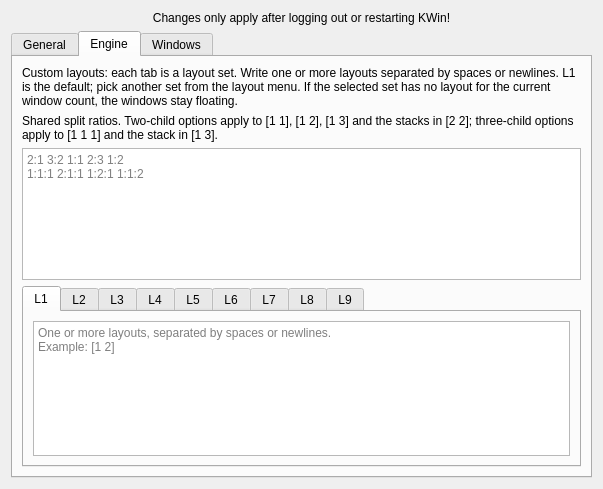
Qt form folonium/res/config.ui (Sreinumder/folonium) before a commit.
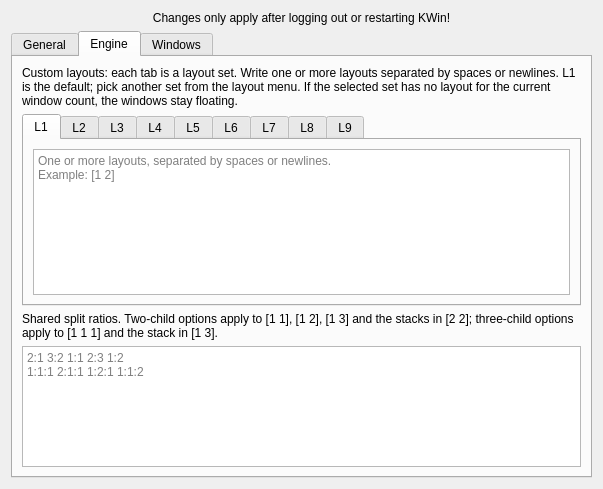
The same form after that commit. The open tabs and pages were chosen to show the change.

Commit message: unused shortcut removal and removes floating window from cycling windows

What changed in the file:
```diff
--- a/folonium/res/config.ui
+++ b/folonium/res/config.ui
@@ -213,32 +213,6 @@
            </property>
           </widget>
          </item>
-         <item>
-          <widget class="QLabel" name="customRatiosLabel">
-           <property name="text">
-            <string>Shared split ratios. Two-child options apply to [1 1], [1 2], [1 3] and the stacks in [2 2]; three-child options apply to [1 1 1] and the stack in [1 3].</string>
-           </property>
-           <property name="wordWrap">
-            <bool>true</bool>
-           </property>
-          </widget>
-         </item>
-         <item>
-          <widget class="QPlainTextEdit" name="kcfg_CustomRatios">
-           <property name="minimumSize">
-            <size>
-             <width>0</width>
-             <height>70</height>
-            </size>
-           </property>
-           <property name="placeholderText">
-            <string>2:1 3:2 1:1 2:3 1:2&#10;1:1:1 2:1:1 1:2:1 1:1:2</string>
-           </property>
-           <property name="tabChangesFocus">
-            <bool>true</bool>
-           </property>
-          </widget>
-         </item>
          <item>
           <widget class="QTabWidget" name="customLayoutTabs">
            <property name="currentIndex">
@@ -254,7 +228,7 @@
                <property name="minimumSize">
                 <size>
                  <width>0</width>
-                 <height>100</height>
+                 <height>144</height>
                 </size>
                </property>
                <property name="placeholderText">
@@ -453,6 +427,32 @@
            </widget>
           </widget>
          </item>
+         <item>
+          <widget class="QLabel" name="customRatiosLabel">
+           <property name="text">
+            <string>Shared split ratios. Two-child options apply to [1 1], [1 2], [1 3] and the stacks in [2 2]; three-child options apply to [1 1 1] and the stack in [1 3].</string>
+           </property>
+           <property name="wordWrap">
+            <bool>true</bool>
+           </property>
+          </widget>
+         </item>
+         <item>
+          <widget class="QPlainTextEdit" name="kcfg_CustomRatios">
+           <property name="minimumSize">
+            <size>
+             <width>0</width>
+             <height>72</height>
+            </size>
+           </property>
+           <property name="placeholderText">
+            <string>2:1 3:2 1:1 2:3 1:2&#10;1:1:1 2:1:1 1:2:1 1:1:2</string>
+           </property>
+           <property name="tabChangesFocus">
+            <bool>true</bool>
+           </property>
+          </widget>
+         </item>
          <item>
           <spacer name="engineVerticalSpacer">
            <property name="orientation">
```
Left out of the diff: 41 changed lines with no effect on the pictures. The commit also changes 3 other files.
